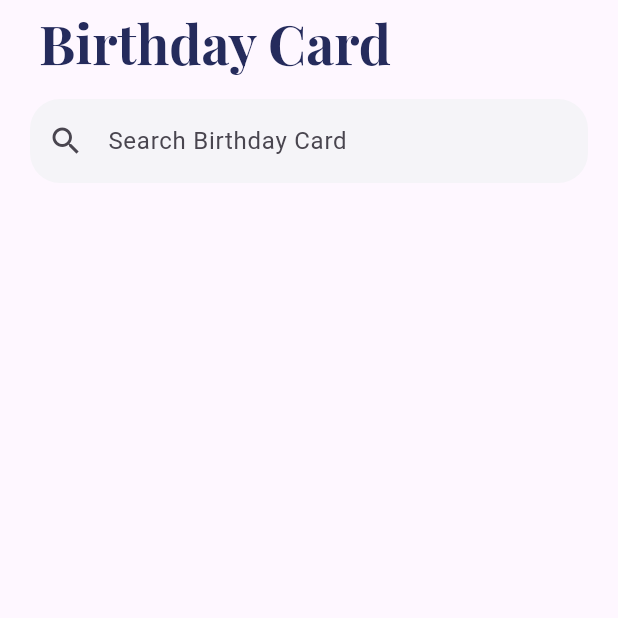
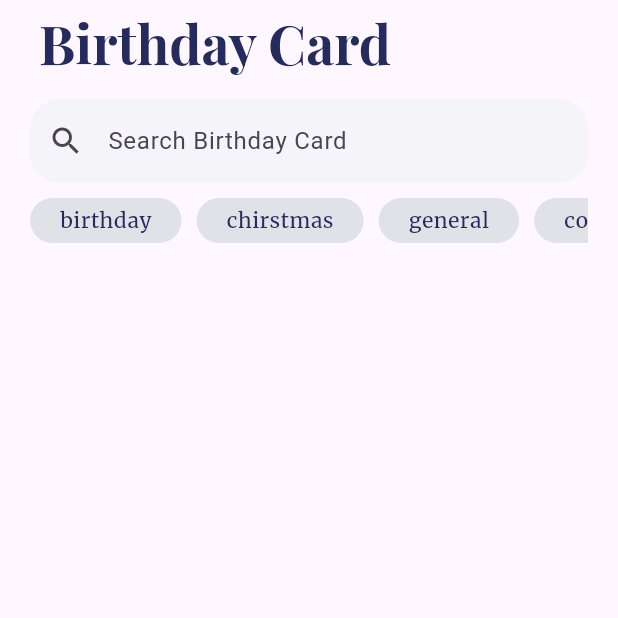
Before and after one commit to FrancisLydz1321/2ndsem-finals-mobile, a Flutter app: the screen it shows after launch, on a phone screen of 412 x 824 dp, the top half of it. Run offline on Flutter 3.47's test engine with Material 3 defaults, Android fonts, the phone set to English and light mode, and no system bars; project files that could hold a hidden picture were left out.

Commit message:
6th attempt

```diff
--- a/lib/screens/home_screen.dart
+++ b/lib/screens/home_screen.dart
@@ -1,5 +1,6 @@
 import 'package:_fourtho/gen/colors.gen.dart';
 import 'package:_fourtho/gen/fonts.gen.dart';
+import 'package:_fourtho/model/card_model.dart';
 import 'package:_fourtho/widgets/app_text.dart';
 import 'package:flutter/material.dart';
 
@@ -33,8 +34,9 @@ class HomeScreen extends StatelessWidget {
         child: Column(
           children: [
             const SizedBox(height: 10),
-            _SearchBar(),
+            _SearchBar(), // custom search widget
             const SizedBox(height: 10),
+            _CategoryFilters(), // custom widget
           ],
         ),
       ),
@@ -63,3 +65,45 @@ class _SearchBar extends StatelessWidget {
     );
   }
 }
+
+class _CategoryFilters extends StatelessWidget {
+  const _CategoryFilters({super.key});
+
+  @override
+  Widget build(BuildContext context) {
+    return SizedBox(
+      height: 30,
+      child: ListView(
+        shrinkWrap: true,
+        scrollDirection: Axis.horizontal,
+        children: [
+          ...CardCategory.values.map(
+            (category) => CustomChip(label: category.name),
+          ),
+        ],
+      ),
+    );
+  }
+}
+
+class CustomChip extends StatelessWidget {
+  final String label;
+  final bool isSelected;
+
+  const CustomChip({
+    Key? key,
+    required this.label,
+    this.isSelected = false,
+  }) : super(key: key);
+
+  @override
+  Widget build(BuildContext context) {
+    return Container(
+        margin: const EdgeInsets.only(right: 10.0),
+        padding: const EdgeInsets.symmetric(horizontal: 20, vertical: 5.0),
+        decoration: BoxDecoration(
+            color: isSelected ? ColorName.primaryColor : ColorName.disabledGrey,
+            borderRadius: BorderRadius.circular(50.0)),
+        child: Center(child: AppText.small(label)));
+  }
+}
```
